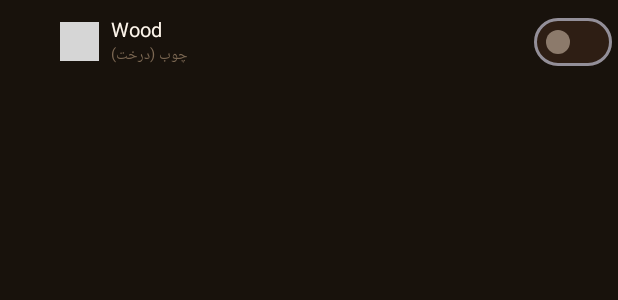
After one commit to Unknown37841/sfl-farm-alerts, an Android app: the layout item_resource_setting.xml on its own in the app's theme, with its tools: preview values and no code run, on a phone screen of 412 x 824 dp. The commit adds this screen. Shown: the top 300 px of the screen. Run offline under Robolectric (Android 15) with nearby library versions, the phone set to English and light mode, and no system bars; grey boxes are pictures that could not be loaded.

Commit message:
feat(resources): per-resource notification toggles for Wood/Stone/Iron/Gold/Crimstone/Sunstone/Oil (v1.7.0)

```diff
--- a/app/build.gradle.kts
+++ b/app/build.gradle.kts
@@ -11,8 +11,8 @@ android {
         applicationId = "com.sfl.notifapp"
         minSdk = 26
         targetSdk = 34
-        versionCode = 18
-        versionName = "1.6.0"
+        versionCode = 19
+        versionName = "1.7.0"
 
         testInstrumentationRunner = "androidx.test.runner.AndroidJUnitRunner"
     }
@@ -46,6 +46,7 @@ android {
 }
 
 dependencies {
+    testImplementation("junit:junit:4.13.2")
     implementation("androidx.core:core-ktx:1.12.0")
     implementation("androidx.appcompat:appcompat:1.6.1")
     implementation("com.google.android.material:material:1.11.0")
--- a/app/src/main/java/com/sfl/notifapp/receiver/AlarmScheduler.kt
+++ b/app/src/main/java/com/sfl/notifapp/receiver/AlarmScheduler.kt
@@ -41,8 +41,9 @@ object AlarmScheduler {
         }
 
         for (timer in timers) {
-            // Only schedule if category is enabled in settings and readyAt is in the future
-            if (!prefs.isCategoryEnabled(timer.category)) continue
+            // Only schedule if category (and for Resources the sub-resource) is enabled
+            // in settings and readyAt is in the future
+            if (!prefs.isTimerAllowed(timer.category, timer.title)) continue
             if (timer.readyAt <= now) continue
 
             val intent = Intent(context, AlarmReceiver::class.java).apply {
--- /dev/null
+++ b/app/src/main/res/layout/item_resource_setting.xml
@@ -0,0 +1,50 @@
+<?xml version="1.0" encoding="utf-8"?>
+<LinearLayout xmlns:android="http://schemas.android.com/apk/res/android"
+    xmlns:app="http://schemas.android.com/apk/res-auto"
+    android:layout_width="match_parent"
+    android:layout_height="wrap_content"
+    android:gravity="center_vertical"
+    android:orientation="horizontal"
+    android:paddingVertical="4dp"
+    android:paddingHorizontal="4dp"
+    android:layout_marginStart="36dp">
+
+    <ImageView
+        android:id="@+id/ivResourceIcon"
+        android:layout_width="26dp"
+        android:layout_height="26dp"
+        android:layout_marginEnd="8dp"
+        android:scaleType="fitCenter"
+        android:contentDescription="Resource Icon"
+        android:src="@drawable/ic_item_tree" />
+
+    <LinearLayout
+        android:layout_width="0dp"
+        android:layout_height="wrap_content"
+        android:layout_weight="1"
+        android:orientation="vertical">
+
+        <TextView
+            android:id="@+id/tvResourceName"
+            android:layout_width="wrap_content"
+            android:layout_height="wrap_content"
+            android:text="Wood"
+            android:textColor="@color/text_primary"
+            android:textSize="13sp" />
+
+        <TextView
+            android:id="@+id/tvResourceSubtitle"
+            android:layout_width="wrap_content"
+            android:layout_height="wrap_content"
+            android:text="چوب (درخت)"
+            android:textColor="@color/text_muted"
+            android:textSize="10sp" />
+    </LinearLayout>
+
+    <com.google.android.material.materialswitch.MaterialSwitch
+        android:id="@+id/switchResource"
+        android:layout_width="wrap_content"
+        android:layout_height="wrap_content"
+        app:thumbTint="@color/switch_thumb_selector"
+        app:trackTint="@color/switch_track_selector" />
+</LinearLayout>
```
Also changed, not shown: app/src/main/java/com/sfl/notifapp/data/model/Models.kt (+37 -0 lines), app/src/main/java/com/sfl/notifapp/data/storage/PreferencesManager.kt (+30 -0 lines), app/src/main/java/com/sfl/notifapp/receiver/TreePinManager.kt (+13 -1 lines), app/src/main/java/com/sfl/notifapp/ui/CategorySettingsAdapter.kt (+129 -12 lines), app/src/main/java/com/sfl/notifapp/ui/SettingsBottomSheet.kt (+11 -4 lines), 1 other file.
